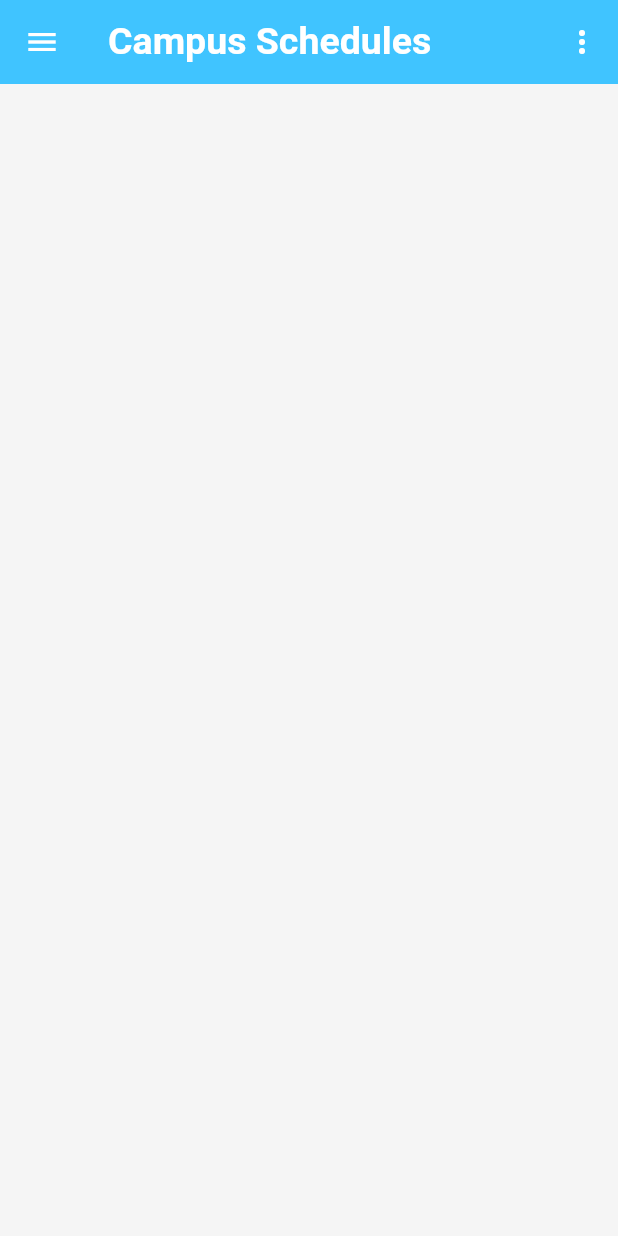
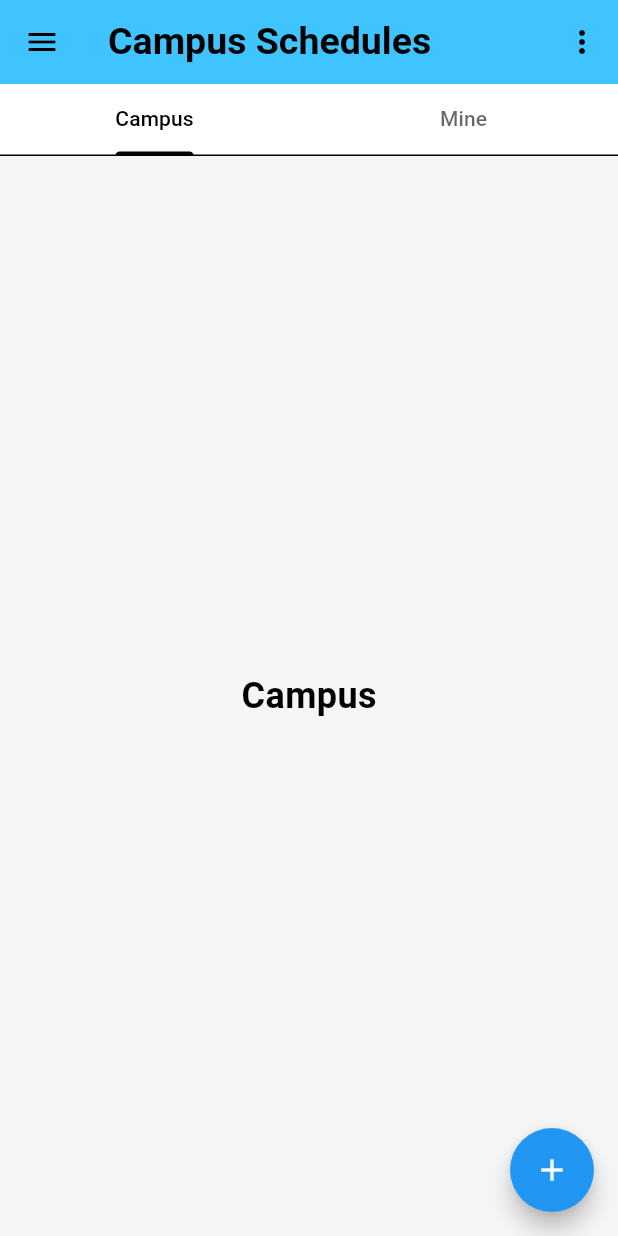
Before and after one commit to TasnimIslamRaisa/Class_Organizer, a Flutter app: the CampusRoutine screen opened directly, on a phone screen of 412 x 824 dp. Run offline on Flutter 3.47's test engine with Material 3 defaults, Android fonts, the phone set to English and light mode, and no system bars; our stand-ins replace avatar_glow, barcode_widget, connectivity_plus, dropdown_search, file_picker, firebase_auth and 15 more; accounts and stored records are empty; project files that could hold a hidden picture were left out.

Commit message:
added by rafi

```diff
--- a/class_organizer/lib/ui/screens/students_screen/campus_routine.dart
+++ b/class_organizer/lib/ui/screens/students_screen/campus_routine.dart
@@ -1,21 +1,95 @@
-import 'package:class_organizer/utility/profile_app_bar.dart';
 import 'package:flutter/material.dart';
-
 import '../../widgets/drawer_widget.dart';
 
-class CampusRoutine extends StatelessWidget {
+class CampusRoutine extends StatefulWidget {
   const CampusRoutine({super.key});
+
+  @override
+  _CampusRoutineState createState() => _CampusRoutineState();
+}
+
+class _CampusRoutineState extends State<CampusRoutine> with SingleTickerProviderStateMixin {
+  late TabController _tabController;
+
+  @override
+  void initState() {
+    super.initState();
+    _tabController = TabController(length: 2, vsync: this);
+  }
+
+  @override
+  void dispose() {
+    _tabController.dispose();
+    super.dispose();
+  }
 
   @override
   Widget build(BuildContext context) {
     return Scaffold(
-        appBar: ProfileAppBar(
-          title: 'Campus Schedules',
-          actionIcon: Icons.more_vert,
-          onActionPressed: () {  },
-          appBarbgColor: Color(0xFF40C4FF),
+      appBar: AppBar(
+        title: const Text('Campus Schedules'),
+        backgroundColor: const Color(0xFF40C4FF), // Sky blue
+        actions: [
+          IconButton(
+            icon: const Icon(Icons.more_vert),
+            onPressed: () {
+              // Action when more_vert is clicked
+            },
+          ),
+        ],
+        bottom: PreferredSize(
+          preferredSize: const Size.fromHeight(48.0),
+          child: Container(
+            color: Colors.white, // TabBar background color set to white
+            child: Row(
+              children: [
+                Expanded(
+                  child: TabBar(
+                    controller: _tabController,
+                    indicatorColor: Colors.black, // Tab indicator color
+                    labelColor: Colors.black, // Selected tab text color set to black
+                    unselectedLabelColor: Colors.black.withOpacity(0.6), // Unselected tab text color
+                    tabs: const [
+                      Tab(text: 'Campus'),
+                      Tab(text: 'Mine'),
+                    ],
+                  ),
+                ),
+              ],
+            ),
+          ),
         ),
+      ),
       drawer: const DrawerWidget(),
-      );
+      body: TabBarView(
+        controller: _tabController,
+        children: const [
+          // Fragment for 'Campus'
+          Center(
+            child: Text(
+              'Campus',
+              style: TextStyle(fontSize: 24, fontWeight: FontWeight.bold),
+            ),
+          ),
+          // Fragment for 'Self'
+          Center(
+            child: Text(
+              'Mine',
+              style: TextStyle(fontSize: 24, fontWeight: FontWeight.bold),
+            ),
+          ),
+        ],
+      ),
+      // Floating Action Button with custom positioning
+      floatingActionButton: FloatingActionButton(
+        onPressed: () {
+          // Add action for FAB
+        },
+        backgroundColor: Colors.blue,
+        shape: const CircleBorder(), // Fully circular shape
+        child: const Icon(Icons.add),
+      ),
+      floatingActionButtonLocation: FloatingActionButtonLocation.endFloat,
+    );
   }
 }
--- a/class_organizer/lib/ui/widgets/drawer_widget.dart
+++ b/class_organizer/lib/ui/widgets/drawer_widget.dart
@@ -116,10 +116,7 @@ class _DrawerWidgetState extends State<DrawerWidget> {
             title: const Text('C L A S S  M A N A G E R'),
             onTap: () {
             Navigator.pop(context);
-    Navigator.push(
-    context,
-    MaterialPageRoute(builder: (context) => ClassManagerPage()),
-    );
+            Navigator.push(context, MaterialPageRoute(builder: (context) => ClassManagerPage()),);
            },
          ),
           ListTile(
```
Also changed, not shown: class_organizer/lib/ui/screens/students_screen/class_manager.dart (+81 -30 lines). Lines whose indentation alone changed are shown as unchanged.
